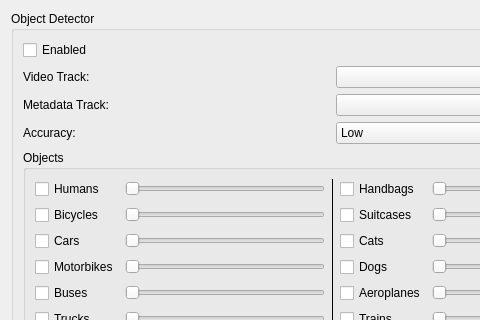
Qt form libmonocleclient/managerecordingjobsourceobjectdetectorwindow.ui (lineCode/Client-2) before a commit; both pictures show x 0 to 480 and y 0 to 320 of the 666 by 444 pixel window.
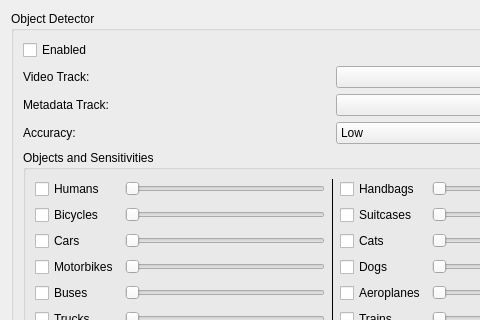
The same form after that commit.

Commit message: Improving interactivity in object window

Patch:
```diff
--- a/libmonocleclient/managerecordingjobsourceobjectdetectorwindow.ui
+++ b/libmonocleclient/managerecordingjobsourceobjectdetectorwindow.ui
@@ -57,7 +57,7 @@
           <item row="4" column="0" colspan="2">
            <widget class="QGroupBox" name="groupBox_2">
             <property name="title">
-             <string>Objects</string>
+             <string>Objects and Sensitivities</string>
             </property>
             <layout class="QGridLayout" name="gridLayout_4">
              <item row="0" column="0">
```
The commit also changes 2 other files.
